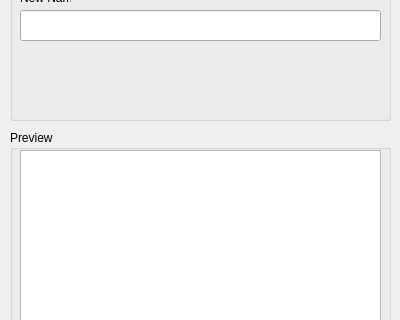
First picture: the form in src/main.ui, repository OiNutter/deedPoll, before the edit; both pictures show x 0 to 400 and y 110 to 430 of the 400 by 600 pixel window.
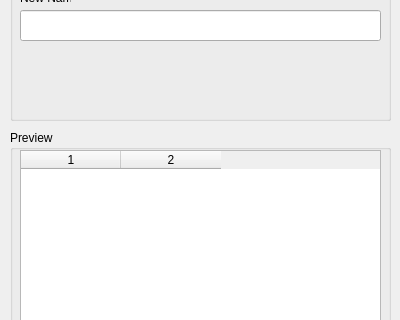
Second picture: the form after the edit.

Commit message: added basic functionality to preview pane

What changed in the file:
```diff
--- a/src/main.ui
+++ b/src/main.ui
@@ -98,7 +98,7 @@
     <property name="title">
      <string>Preview</string>
     </property>
-    <widget class="QListView" name="previewList">
+    <widget class="QTableWidget" name="previewList">
      <property name="geometry">
       <rect>
        <x>10</x>
@@ -107,6 +107,11 @@
        <height>281</height>
       </rect>
      </property>
+     <property name="columnCount">
+      <number>2</number>
+     </property>
+     <column/>
+     <column/>
     </widget>
    </widget>
    <widget class="QPushButton" name="renameButton">
```
The commit also changes 1 other file.
